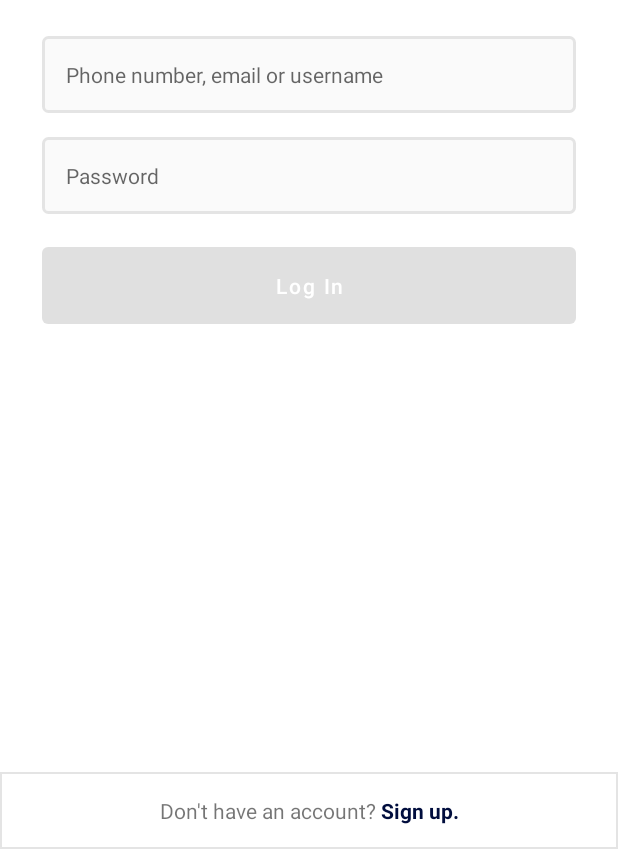
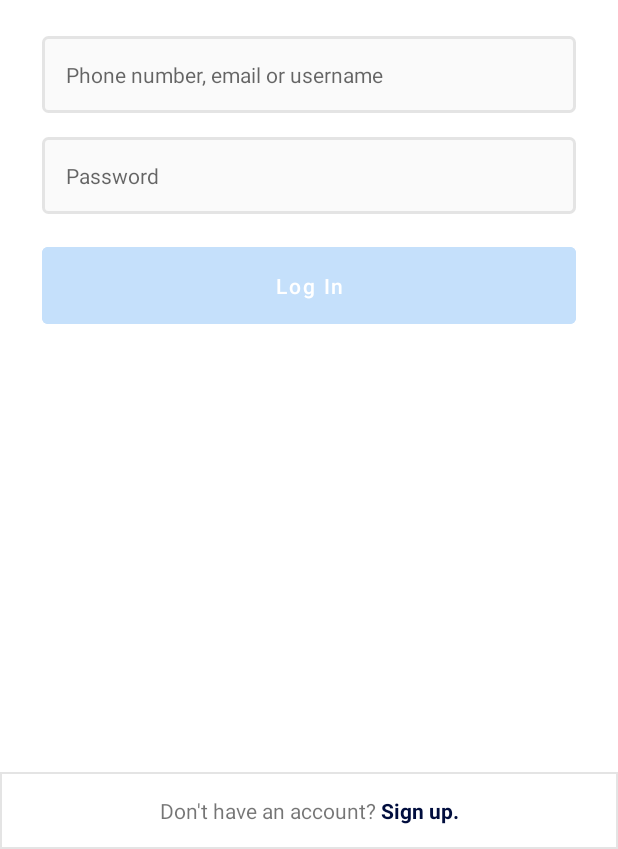
Before and after one commit to 1407arjun/InstagramClone, an Android app: the screen it shows after launch (LoginActivity), on a phone screen of 412 x 824 dp, the part 387-1236 px from its top. Run offline under Robolectric (Android 15) with nearby library versions, the phone set to English and light mode, and no system bars; our stand-ins replace Firebase (no records; nobody signed in at launch, a user with empty details on screens opened directly).

Commit message:
Fixed issues with button color selector

```diff
--- /dev/null
+++ b/app/src/main/res/color/button_bg_selector.xml
@@ -0,0 +1,10 @@
+<?xml version="1.0" encoding="utf-8"?>
+<selector xmlns:android="http://schemas.android.com/apk/res/android">
+
+    <item android:color="@color/blue_medium"
+        android:state_enabled="true"/>
+
+    <item android:color="?attr/disabledButtonColor"
+        android:state_enabled="false"/>
+
+</selector>
--- a/app/src/main/res/layout/activity_login.xml
+++ b/app/src/main/res/layout/activity_login.xml
@@ -59,6 +59,7 @@
             android:layout_width="match_parent"
             android:layout_height="wrap_content"
             android:layout_margin="8dp"
+            android:backgroundTint="@color/button_bg_selector"
             android:enabled="false"
             android:padding="16dp"
             android:text="@string/login_text"
--- a/app/src/main/res/values-night/themes.xml
+++ b/app/src/main/res/values-night/themes.xml
@@ -9,7 +9,7 @@
         <item name="editTextBackground">@color/gray_dark</item>
         <item name="editTextStrokeColor">@color/gray_darker</item>
         <item name="textViewStrokeColor">@color/gray_27</item>
-        <item name="disabledButtonColor">@color/blue_dark</item>
+        <item name="disabledButtonColor">@color/blue_darker</item>
         <!-- Secondary brand color. -->
         <item name="colorSecondary">@color/teal_200</item>
         <item name="colorSecondaryVariant">@color/teal_200</item>
```
